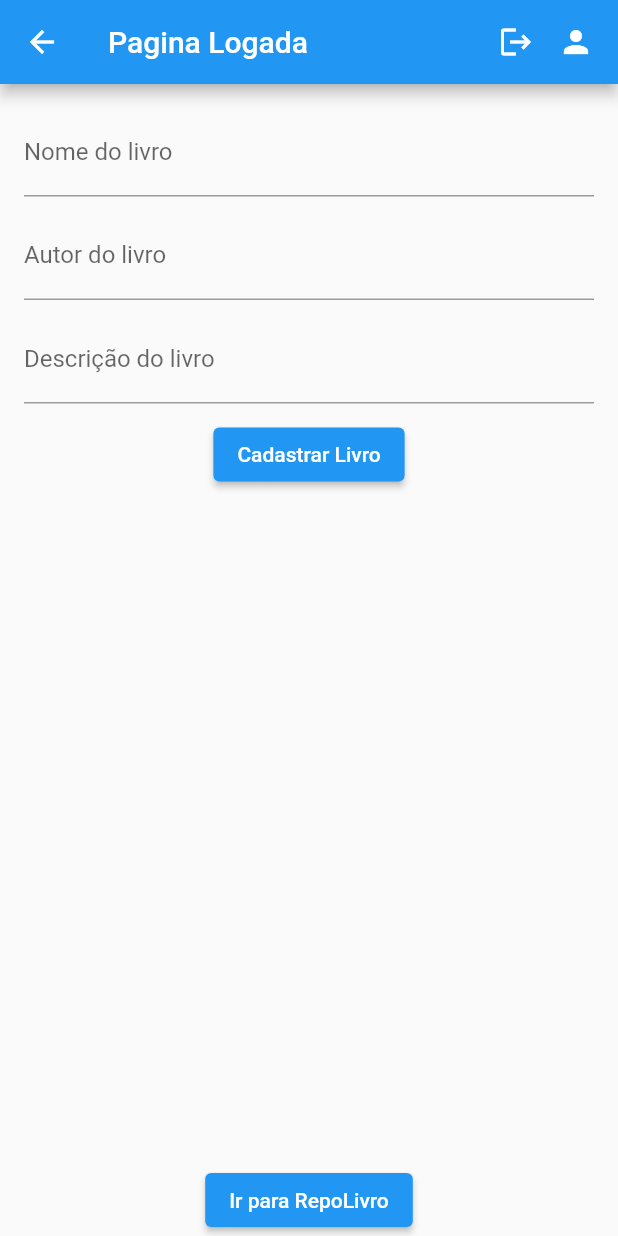
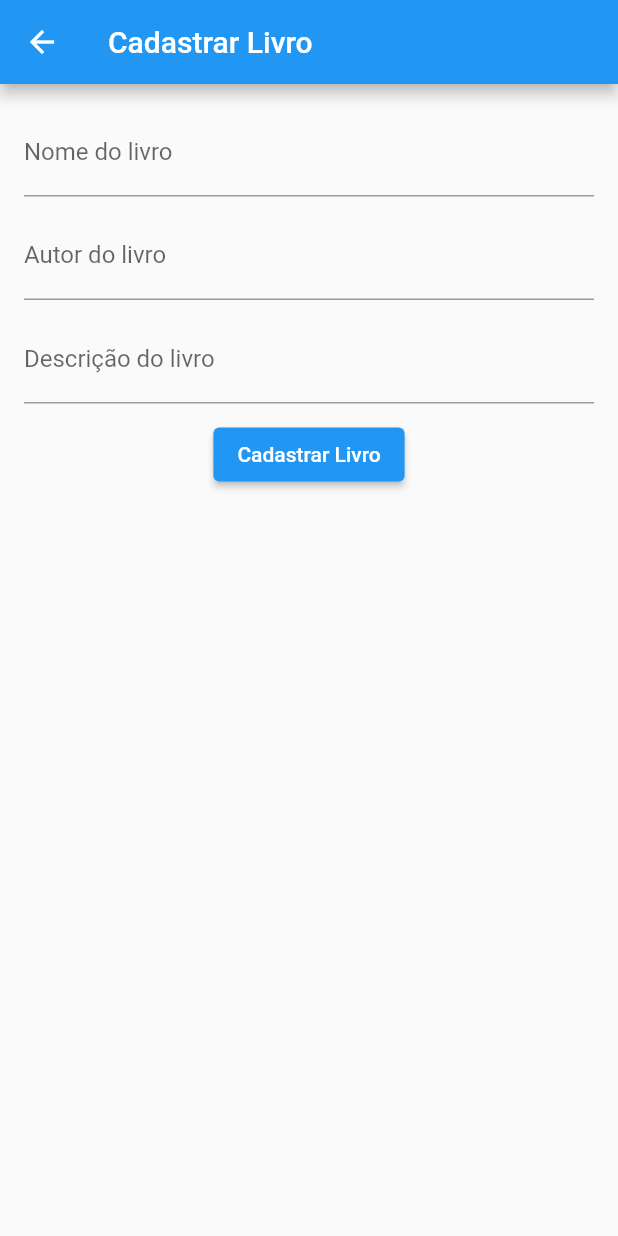
Before and after one commit to Harleson06/flutter-30-05, a Flutter app: the HomeLogin screen opened by its route, after a tap on "Cadastrar Livro", on a phone screen of 412 x 824 dp. Run offline on Flutter 3.47's test engine with Material 2 defaults, Android fonts, the light colour scheme and no system bars; our stand-ins replace cloud_firestore, firebase_auth, firebase_core, google_sign_in; missing offline and left inert: flutter_facebook_auth; accounts and stored records are empty.

Commit message:
Atualização de Alteração

```diff
--- /dev/null
+++ b/lib/CadastrarLivroScreen.dart
@@ -0,0 +1,84 @@
+import 'package:cloud_firestore/cloud_firestore.dart';
+import 'package:firebase_auth/firebase_auth.dart';
+import 'package:flutter/material.dart';
+
+class CadastrarLivroScreen extends StatefulWidget {
+  const CadastrarLivroScreen({Key? key}) : super(key: key);
+
+  @override
+  State<CadastrarLivroScreen> createState() => _CadastrarLivroScreenState();
+}
+
+class _CadastrarLivroScreenState extends State<CadastrarLivroScreen> {
+  final TextEditingController nomeLivroController = TextEditingController();
+  final TextEditingController autorLivroController = TextEditingController();
+  final TextEditingController descricaoLivroController = TextEditingController();
+
+  CollectionReference<Map<String, dynamic>> livrosCollection =
+  FirebaseFirestore.instance.collection('livros');
+
+  Future<void> cadastrarLivroDoacao() async {
+    final String nomeLivro = nomeLivroController.text;
+    final String autorLivro = autorLivroController.text;
+    final String descricaoLivro = descricaoLivroController.text;
+
+    final user = FirebaseAuth.instance.currentUser;
+    final String? userEmail = user?.email;
+
+    if (nomeLivro.isNotEmpty && autorLivro.isNotEmpty && descricaoLivro.isNotEmpty && userEmail != null) {
+      final livro = {
+        'nome': nomeLivro,
+        'autor': autorLivro,
+        'descricao': descricaoLivro,
+        'usuario': userEmail,
+      };
+
+      await livrosCollection.add(livro);
+
+      nomeLivroController.clear();
+      autorLivroController.clear();
+      descricaoLivroController.clear();
+    }
+  }
+
+  @override
+  Widget build(BuildContext context) {
+    return Scaffold(
+      appBar: AppBar(
+        title: const Text('Cadastrar Livro'),
+      ),
+      body: Padding(
+        padding: const EdgeInsets.all(16),
+        child: Column(
+          children: [
+            TextField(
+              controller: nomeLivroController,
+              decoration: const InputDecoration(
+                labelText: 'Nome do livro',
+              ),
+            ),
+            const SizedBox(height: 10),
+            TextField(
+              controller: autorLivroController,
+              decoration: const InputDecoration(
+                labelText: 'Autor do livro',
+              ),
+            ),
+            const SizedBox(height: 10),
+            TextField(
+              controller: descricaoLivroController,
+              decoration: const InputDecoration(
+                labelText: 'Descrição do livro',
+              ),
+            ),
+            const SizedBox(height: 10),
+            ElevatedButton(
+              onPressed: cadastrarLivroDoacao,
+              child: const Text('Cadastrar Livro'),
+            ),
+          ],
+        ),
+      ),
+    );
+  }
+}
--- a/lib/homeLogin.dart
+++ b/lib/homeLogin.dart
@@ -1,135 +1,131 @@
+import 'package:firebase_auth/firebase_auth.dart';
 import 'package:flutter/material.dart';
-import 'package:firebase_auth/firebase_auth.dart';
-import 'package:cloud_firestore/cloud_firestore.dart';
 
-import 'repoLivro.dart';
+import 'package:firebase_28_5/MeusLivrosScreen.dart';
+import 'package:firebase_28_5/CadastrarLivroScreen.dart';
+import 'package:firebase_28_5/RepoLivro.dart';
+import 'package:firebase_28_5/LivrosEmprestadosScreen.dart';
+import 'package:firebase_28_5/EmprestarLivroScreen.dart';
 
-class HomeLogin extends StatefulWidget {
+class HomeLogin extends StatelessWidget {
   const HomeLogin({Key? key}) : super(key: key);
 
-  @override
-  State<HomeLogin> createState() => _HomeLoginState();
-}
-
-class _HomeLoginState extends State<HomeLogin> {
-  final TextEditingController nomeLivroController = TextEditingController();
-  final TextEditingController autorLivroController = TextEditingController();
-  final TextEditingController descricaoLivroController = TextEditingController();
-
-  CollectionReference<Map<String, dynamic>> livrosCollection =
-  FirebaseFirestore.instance.collection('livros');
-
-  Future<void> deslogarFirebase() async {
+  Future<void> deslogarFirebase(BuildContext context) async {
     await FirebaseAuth.instance.signOut();
-    Navigator.of(context)
-        .pushNamedAndRemoveUntil('/login', (Route<dynamic> route) => false);
-  }
-
-  Future<void> cadastrarLivroDoacao() async {
-    final String nomeLivro = nomeLivroController.text;
-    final String autorLivro = autorLivroController.text;
-    final String descricaoLivro = descricaoLivroController.text;
-
-    if (nomeLivro.isNotEmpty && autorLivro.isNotEmpty && descricaoLivro.isNotEmpty) {
-      final livro = {
-        'nome': nomeLivro,
-        'autor': autorLivro,
-        'descricao': descricaoLivro,
-      };
-
-      await livrosCollection.add(livro);
-
-      nomeLivroController.clear();
-      autorLivroController.clear();
-      descricaoLivroController.clear();
-    }
-  }
-
-  @override
-  void dispose() {
-    nomeLivroController.dispose();
-    autorLivroController.dispose();
-    descricaoLivroController.dispose();
-    super.dispose();
+    Navigator.of(context).pushNamedAndRemoveUntil(
+        '/login', (Route<dynamic> route) => false);
   }
 
   @override
   Widget build(BuildContext context) {
+    final userEmail = FirebaseAuth.instance.currentUser!.email;
+
     return Scaffold(
       appBar: AppBar(
         title: Text('Pagina Logada'),
         actions: [
           GestureDetector(
-            onTap: deslogarFirebase,
+            onTap: () => deslogarFirebase(context),
             child: Icon(Icons.logout),
-          ),
-          Padding(
-            padding: EdgeInsets.symmetric(horizontal: 16),
-            child: Icon(Icons.person),
           ),
         ],
       ),
-      body: Column(
+      drawer: Drawer(
+        child: ListView(
+          padding: EdgeInsets.zero,
+          children: [
+            DrawerHeader(
+              decoration: BoxDecoration(
+                color: Colors.blue,
+              ),
+              child: Column(
+                crossAxisAlignment: CrossAxisAlignment.start,
+                children: [
+                  Text(
+                    'Menu',
+                    style: TextStyle(
+                      color: Colors.white,
+                      fontSize: 24,
+                    ),
+                  ),
+                  SizedBox(height: 10),
+                  Text(
+                    userEmail!,
+                    style: TextStyle(
+                      color: Colors.white,
+                      fontSize: 16,
+                    ),
+                  ),
+                ],
+              ),
+            ),
+            ListTile(
+              leading: Icon(Icons.library_books),
+              title: Text('Meus Livros Cadastrados'),
+              onTap: () {
+                Navigator.push(
+                  context,
+                  MaterialPageRoute(
+                    builder: (context) => MeusLivrosScreen(
+                      userEmail: userEmail!,
+                    ),
+                  ),
+                );
+              },
+            ),
+            ListTile(
+              leading: Icon(Icons.book),
+              title: Text('Livros Emprestados'),
+              onTap: () {
+                Navigator.push(
+                  context,
+                  MaterialPageRoute(
+                    builder: (context) => LivrosEmprestadosScreen(
+                      userEmail: userEmail!,
+                    ),
+                  ),
+                );
+              },
+            ),
+            ListTile(
+              leading: Icon(Icons.logout),
+              title: Text('Sair'),
+              onTap: () => deslogarFirebase(context),
+            ),
+          ],
+        ),
+      ),
+      body: Container(
+        decoration: BoxDecoration(
+          image: DecorationImage(
+            image: AssetImage('images/HomeLoginScreen.jpeg'),
+            fit: BoxFit.cover,
+          ),
+        ),
+        child: Column(
           children: [
             Padding(
               padding: EdgeInsets.all(16),
+              child: Center(
                 child: Column(
                   children: [
-                TextField(
-                  controller: nomeLivroController,
-                  decoration: InputDecoration(
-                    labelText: 'Nome do livro',
+                    SizedBox(height: 20),
+                    ElevatedButton(
+                      onPressed: () {
+                        Navigator.push(
+                          context,
+                          MaterialPageRoute(
+                            builder: (context) => CadastrarLivroScreen(),
                           ),
-                ),
-                SizedBox(height: 10),
-                TextField(
-                  controller: autorLivroController,
-                  decoration: InputDecoration(
-                    labelText: 'Autor do livro',
-                  ),
-                ),
-                SizedBox(height: 10),
-                TextField(
-                  controller: descricaoLivroController,
-                  decoration: InputDecoration(
-                    labelText: 'Descrição do livro',
-                  ),
-                ),
-                SizedBox(height: 10),
-                ElevatedButton(
-                  onPressed: cadastrarLivroDoacao,
+                        );
+                      },
                       child: Text('Cadastrar Livro'),
                     ),
                   ],
                 ),
               ),
-          Expanded(
-            child: StreamBuilder<QuerySnapshot<Map<String, dynamic>>>(
-              stream: livrosCollection.snapshots(),
-              builder: (context, snapshot) {
-                if (snapshot.hasData) {
-                  final livros = snapshot.data!.docs;
-                  return ListView.builder(
-                    itemCount: livros.length,
-                    itemBuilder: (context, index) {
-                      final livro = livros[index].data();
-                      return ListTile(
-                        title: Text(livro['nome']?.toString() ?? ''),
-                        subtitle: Text(livro['autor']?.toString() ?? ''),
-                        leading: CircleAvatar(
-                          backgroundImage: NetworkImage(livro['fotoUrl']?.toString() ?? ''),
             ),
-                      );
-                    },
-                  );
-                } else if (snapshot.hasError) {
-                  return Text('Erro ao carregar os livros');
-                } else {
-                  return Center(child: CircularProgressIndicator());
-                }
-              },
-            ),
-          ),
+            SizedBox(height: 30),
             ElevatedButton(
               onPressed: () {
                 Navigator.push(
@@ -141,6 +137,7 @@ class _HomeLoginState extends State<HomeLogin> {
             ),
           ],
         ),
+      ),
     );
   }
 }
--- a/lib/main.dart
+++ b/lib/main.dart
@@ -1,4 +1,5 @@
 import 'package:firebase_28_5/HomeScreen.dart';
+import 'package:firebase_28_5/LivrosEmprestadosScreen.dart';
 import 'package:firebase_28_5/alterarSenha.dart';
 import 'package:firebase_28_5/homeLogin.dart';
 import 'package:firebase_28_5/loginScreen.dart';
@@ -6,8 +7,11 @@ import 'package:firebase_28_5/registerScreen.dart';
 import 'package:flutter/material.dart';
 import 'package:firebase_core/firebase_core.dart';
 import 'firebase_options.dart';
-import 'package:firebase_auth/firebase_auth.dart';
 import 'package:firebase_28_5/repoLivro.dart';
+import 'package:firebase_28_5/EmprestarLivroScreen.dart';
+import 'CadastrarLivroScreen.dart';
+
+
 
 
 Future<void> main() async {
@@ -23,8 +27,12 @@ Future<void> main() async {
       "/register": (_) => RegisterScreen(),
       "/login": (_) => LoginScreen(),
       "/homeLogin": (_) => HomeLogin(),
-      "senhalogin": (_) => SenhaScreen(),
-      "livros": (_) => RepoLivro(),
+      "/senhalogin": (_) => SenhaScreen(),
+      "/livros": (_) => RepoLivro(),
+      "/troca": (_) => EmprestarLivro(),
+      "/Livro": (_) => CadastrarLivroScreen(),
+
+
 
 
     }
--- a/pubspec.yaml
+++ b/pubspec.yaml
@@ -41,6 +41,7 @@ dependencies:
   cloud_firestore: ^4.8.0
   image_picker: ^0.8.7+5
   flutter_facebook_auth: ^5.0.11
+  flutter_image: ^4.1.6
 
 dev_dependencies:
   flutter_test:
@@ -93,4 +94,4 @@ flutter:
   #         weight: 700
   #
   # For details regarding fonts from package dependencies,
-  # see https://flutter.dev/custom-fonts/#from-packages
+  # see https://flutter.d
```
Also changed, not shown: lib/EmprestarLivroScreen.dart (added, +130 -0 lines), lib/LivrosEmprestadosScreen.dart (added, +60 -0 lines), lib/MetAuthetic.dart (added, +63 -0 lines), lib/MeusLivrosScreen.dart (added, +59 -0 lines), lib/loginScreen.dart (+11 -0 lines), lib/registerScreen.dart (+71 -8 lines), lib/repoLivro.dart (+24 -1 lines), pubspec.lock, 1 other file. Lines whose indentation alone changed are shown as unchanged.
